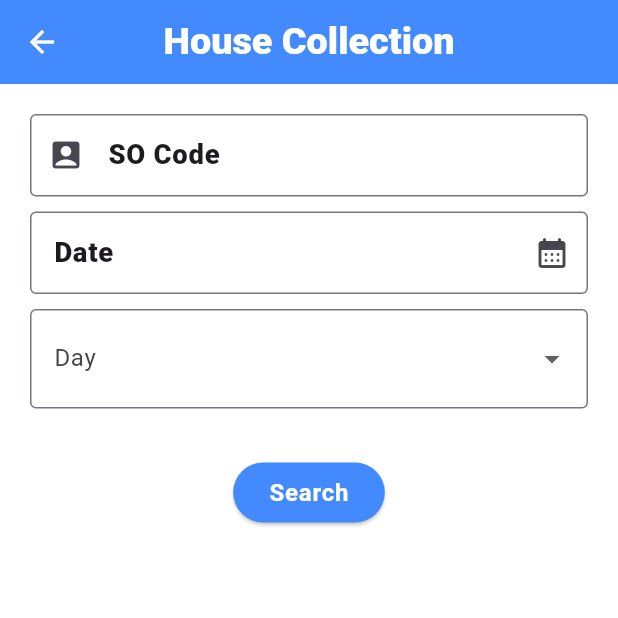
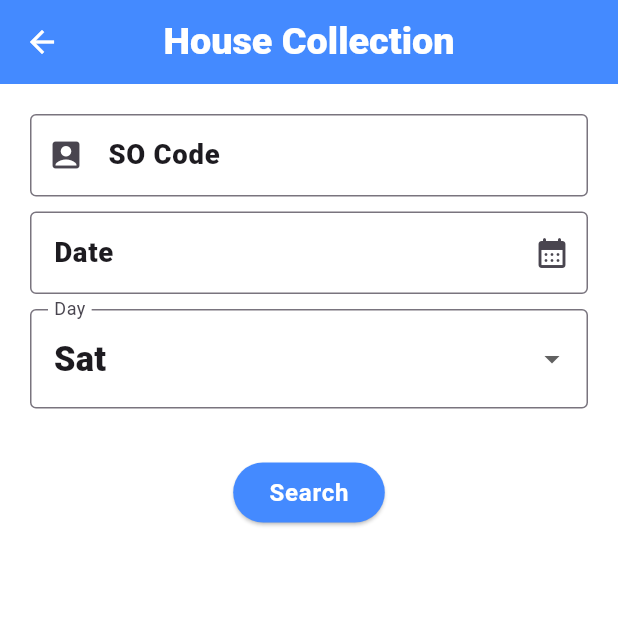
Before and after one commit to Mahamudul-Dev/Aloronsite, a Flutter app: the CollectionSheetView screen opened by its route, on a phone screen of 412 x 824 dp, the top half of it. Run offline on Flutter 3.47's test engine with Material 2 defaults, Android fonts, the phone set to English and light mode, and no system bars; our stand-ins replace animated_bottom_navigation_bar, cached_network_image, flutter_screenutil, get, get_storage, loading_animation_widget and 3 more; missing offline and left inert: dart:ffi; accounts and stored records are empty; generated files the repository leaves out were written again.

Commit message:
01-08-2023

```diff
--- a/lib/app/data/language.dart
+++ b/lib/app/data/language.dart
@@ -7,14 +7,16 @@ class Languages extends Translations {
           'dashboardTitle': 'Dashboard',
           'search': 'Search',
           'collectionSheetTitle': 'House Collection',
-          'error': 'There was a error when load data.'
+          'error': 'There was a error when load data.',
+          'noName': 'No Name Found'
         },
         'bn_BD': {
           'dashboardTitle': 'ড্যাশবোর্ড',
           'search': 'খুঁজুন',
           'collectionSheetTitle': 'বাড়ির কালেকশন শীট',
           'error':
-              'একটু সমস্যা হচ্ছে ডাটা লোড করতে, দইয়া করে পুনরায় আবার চেষ্টা করুন।'
+              'একটু সমস্যা হচ্ছে ডাটা লোড করতে, দইয়া করে পুনরায় আবার চেষ্টা করুন।',
+          'noName': 'কোনো নাম পাওয়া যায়নি'
         }
       };
 }
--- a/lib/app/modules/collection_sheet/views/collection_sheet_view.dart
+++ b/lib/app/modules/collection_sheet/views/collection_sheet_view.dart
@@ -1,5 +1,6 @@
 import 'package:aloronsite/app/data/models/CollectionSheetModel.dart';
 import 'package:aloronsite/app/modules/collection_sheet/views/search_dialog_view.dart';
+import 'package:aloronsite/database/cache_db/cache_db.dart';
 import 'package:flutter/material.dart';
 import 'package:get/get.dart';
 import 'package:loading_animation_widget/loading_animation_widget.dart';
@@ -16,8 +17,8 @@ class CollectionSheetView extends GetView<CollectionSheetController> {
           centerTitle: true,
         ),
         body: Obx(() {
-          return controller.isSheetLoaded.value
-              ? FutureBuilder(
+          return controller.isSheetLoaded.value || CacheDb().getSheetStatus()
+              ? FutureBuilder<List<CollectionSheetModel>>(
                   future: controller.getSheet(),
                   builder: (context,
                       AsyncSnapshot<List<CollectionSheetModel>> snapshot) {
@@ -25,10 +26,8 @@ class CollectionSheetView extends GetView<CollectionSheetController> {
                       return ListView.builder(
                           itemCount: snapshot.data?.length,
                           itemBuilder: (context, index) {
-                            return Container(
-                              height: 10,
-                              color: Colors.red,
-                              padding: const EdgeInsets.symmetric(vertical: 10),
+                            return ListTile(
+                              title: Text(snapshot.data![index].sodossoName??'noName'.tr),
                             );
                           });
                     } else if (snapshot.hasError) {
@@ -43,7 +42,7 @@ class CollectionSheetView extends GetView<CollectionSheetController> {
                       );
                     }
                   })
-              : SearchDialogView();
+              : const SearchDialogView();
         }));
   }
 }
--- a/lib/app/modules/collection_sheet/views/search_dialog_view.dart
+++ b/lib/app/modules/collection_sheet/views/search_dialog_view.dart
@@ -1,6 +1,7 @@
 import 'package:flutter/material.dart';
 import 'package:flutter_screenutil/flutter_screenutil.dart';
 import 'package:get/get.dart';
+import 'package:loading_animation_widget/loading_animation_widget.dart';
 
 import '../../../widgets/collection_sheet_search_dialog.dart';
 import '../controllers/collection_sheet_controller.dart';
@@ -10,21 +11,23 @@ class SearchDialogView extends GetView<CollectionSheetController> {
   @override
   Widget build(BuildContext context) {
     return Scaffold(
-        body: Column(
+        body: Stack(
       children: [
-        CollectionSheetSearchDialog(
+        Column(
+          children: [
+            Obx(() => CollectionSheetSearchDialog(
                   soCodeController: controller.soCodeController.value,
                   dateController: controller.dateController.value,
                   daySelectedValue: controller.selectedDay.value,
                   dayList: controller.weekdays(),
                   onDayPressed: (day) => controller.selectedDay.value = day!,
-          onCalenderPressed: () => _selectDate(context),
-        ),
+                  onCalenderPressed: () => controller.selectDate(context),
+                )),
             SizedBox(
               height: 10.h,
             ),
             ElevatedButton(
-          onPressed: () {},
+              onPressed: () => controller.getSheet(),
               style: ButtonStyle(
                   backgroundColor:
                       MaterialStatePropertyAll(Theme.of(context).primaryColor)),
@@ -37,31 +40,14 @@ class SearchDialogView extends GetView<CollectionSheetController> {
               ),
             )
           ],
+        ),
+        Obx(() => controller.isLoading.value ? Container(
+          color: const Color(0x84fdfdfd),
+          child: Center(
+            child: LoadingAnimationWidget.inkDrop(color: Theme.of(context).primaryColor, size: 25),
+          ),
+        ) : const SizedBox.shrink())
+      ],
     ));
   }
-
-  Future<void> _selectDate(BuildContext context) async {
-    DateTime currentDate = DateTime.now();
-    DateTime? selectedDate = await showDatePicker(
-      context: context,
-      initialDate: currentDate,
-      firstDate: DateTime(1900),
-      lastDate: currentDate.add(const Duration(days: 365)), // 1 year from now
-      builder: (BuildContext context, Widget? child) {
-        return Theme(
-          data: ThemeData.light().copyWith(
-            primaryColor: Colors.blue,
-            buttonTheme:
-                const ButtonThemeData(textTheme: ButtonTextTheme.primary),
-          ),
-          child: child!,
-        );
-      },
-    );
-
-    if (selectedDate != null && selectedDate != currentDate) {
-      controller.dateController.value.text =
-          selectedDate.toString().substring(0, 10);
 }
-  }
-}
--- a/lib/app/widgets/collection_sheet_search_dialog.dart
+++ b/lib/app/widgets/collection_sheet_search_dialog.dart
@@ -6,7 +6,6 @@ class CollectionSheetSearchDialog extends StatelessWidget {
       {super.key,
       required this.soCodeController,
       required this.dateController,
-      this.onSearch,
       this.onCalenderPressed,
       this.onDayPressed,
       this.daySelectedValue,
@@ -16,7 +15,6 @@ class CollectionSheetSearchDialog extends StatelessWidget {
   final TextEditingController dateController;
   final String? daySelectedValue;
   final List<DropdownMenuItem<String>>? dayList;
-  final void Function()? onSearch;
   final void Function()? onCalenderPressed;
   final void Function(String?)? onDayPressed;
 
@@ -26,7 +24,8 @@ class CollectionSheetSearchDialog extends StatelessWidget {
       padding: const EdgeInsets.all(20),
       child: Column(
         children: [
-          const OutlineInputBox(
+          OutlineInputBox(
+            controller: soCodeController,
               label: 'SO Code',
               hint: 'Type your so code here.',
               prefixIcon: Icons.account_box_rounded,
@@ -35,6 +34,7 @@ class CollectionSheetSearchDialog extends StatelessWidget {
             height: 10,
           ),
           OutlineInputBox(
+            controller: dateController,
               label: 'Date',
               hint: '',
               keyboardType: TextInputType.number,
--- a/lib/database/cache_db/cache_db.dart
+++ b/lib/database/cache_db/cache_db.dart
@@ -6,4 +6,13 @@ class CacheDb {
   void saveLoginInfo (bool loggedIn){
     cacheDB.write('login', loggedIn);
   }
+
+  void saveSheetStatus(bool status){
+    cacheDB.write('sheetStatus', status);
+  }
+
+  bool getSheetStatus(){
+   bool? status = cacheDB.read('sheetStatus');
+   return status ?? false;
+  }
 }
```
Also changed, not shown: lib/app/modules/collection_sheet/controllers/collection_sheet_controller.dart (+41 -6 lines), 2 other files. Lines whose indentation alone changed are shown as unchanged.
